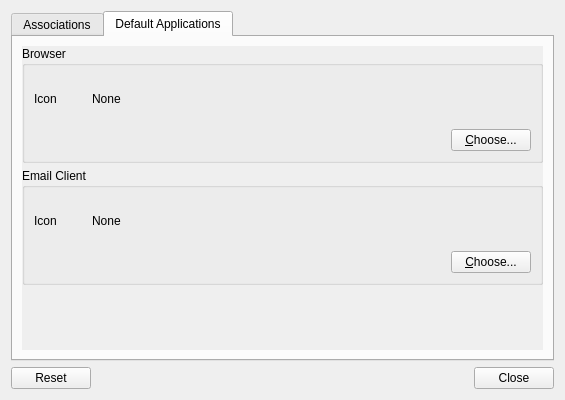
Old version of the form lxqt-config-file-associations/mimetypeviewer.ui in the repository lxqt/lxqt-config.
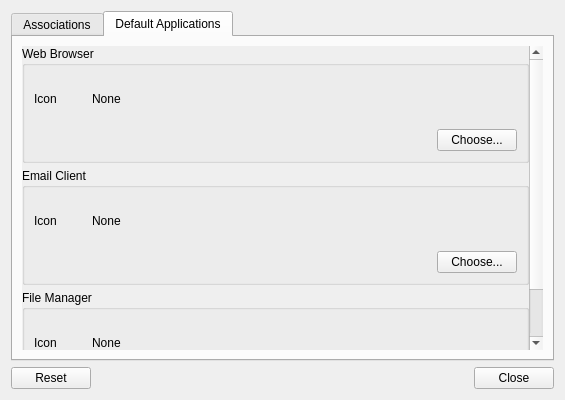
New version of the form. The open tabs and pages were chosen to show the change.

Patch:
```diff
--- a/lxqt-config-file-associations/mimetypeviewer.ui
+++ b/lxqt-config-file-associations/mimetypeviewer.ui
@@ -344,7 +344,7 @@
            <item>
             <widget class="QGroupBox" name="browserGroupBox">
              <property name="title">
-              <string>Browser</string>
+              <string>Web Browser</string>
              </property>
              <layout class="QGridLayout" name="gridLayout_2">
               <item row="0" column="0">
@@ -409,7 +409,7 @@
               <item row="1" column="0" alignment="Qt::AlignRight">
                <widget class="QPushButton" name="chooseBrowserButton">
                 <property name="text">
-                 <string>&amp;Choose...</string>
+                 <string>Choose...</string>
                 </property>
                </widget>
               </item>
@@ -484,7 +484,82 @@
               <item row="1" column="0" alignment="Qt::AlignRight">
                <widget class="QPushButton" name="chooseEmailClientButton">
                 <property name="text">
-                 <string>&amp;Choose...</string>
+                 <string>Choose...</string>
+                </property>
+               </widget>
+              </item>
+             </layout>
+            </widget>
+           </item>
+           <item>
+            <widget class="QGroupBox" name="fileManagerGroupBox">
+             <property name="title">
+              <string>File Manager</string>
+             </property>
+             <layout class="QGridLayout" name="gridLayout_4">
+              <item row="0" column="0">
+               <widget class="QFrame" name="fileManagerLabelFrame">
+                <property name="frameShape">
+                 <enum>QFrame::NoFrame</enum>
+                </property>
+                <property name="frameShadow">
+                 <enum>QFrame::Raised</enum>
+                </property>
+                <layout class="QHBoxLayout" name="horizontalLayout_5">
+                 <property name="spacing">
+                  <number>0</number>
+                 </property>
+                 <property name="leftMargin">
+                  <number>0</number>
+                 </property>
+                 <property name="topMargin">
+                  <number>0</number>
+                 </property>
+                 <property name="rightMargin">
+                  <number>0</number>
+                 </property>
+                 <property name="bottomMargin">
+                  <number>0</number>
+                 </property>
+                 <item>
+                  <widget class="QLabel" name="fileManagerIcon">
+                   <property name="sizePolicy">
+                    <sizepolicy hsizetype="Fixed" vsizetype="Fixed">
+                     <horstretch>0</horstretch>
+                     <verstretch>0</verstretch>
+                    </sizepolicy>
+                   </property>
+                   <property name="minimumSize">
+                    <size>
+                     <width>48</width>
+                     <height>48</height>
+                    </size>
+                   </property>
+                   <property name="text">
+                    <string>Icon</string>
+                   </property>
+                  </widget>
+                 </item>
+                 <item>
+                  <widget class="QLabel" name="fileManagerLabel">
+                   <property name="text">
+                    <string>None</string>
+                   </property>
+                   <property name="wordWrap">
+                    <bool>true</bool>
+                   </property>
+                   <property name="indent">
+                    <number>10</number>
+                   </property>
+                  </widget>
+                 </item>
+                </layout>
+               </widget>
+              </item>
+              <item row="1" column="0" alignment="Qt::AlignRight">
+               <widget class="QPushButton" name="chooseFileManagerButton">
+                <property name="text">
+                 <string>Choose...</string>
                 </property>
                </widget>
               </item>
```
